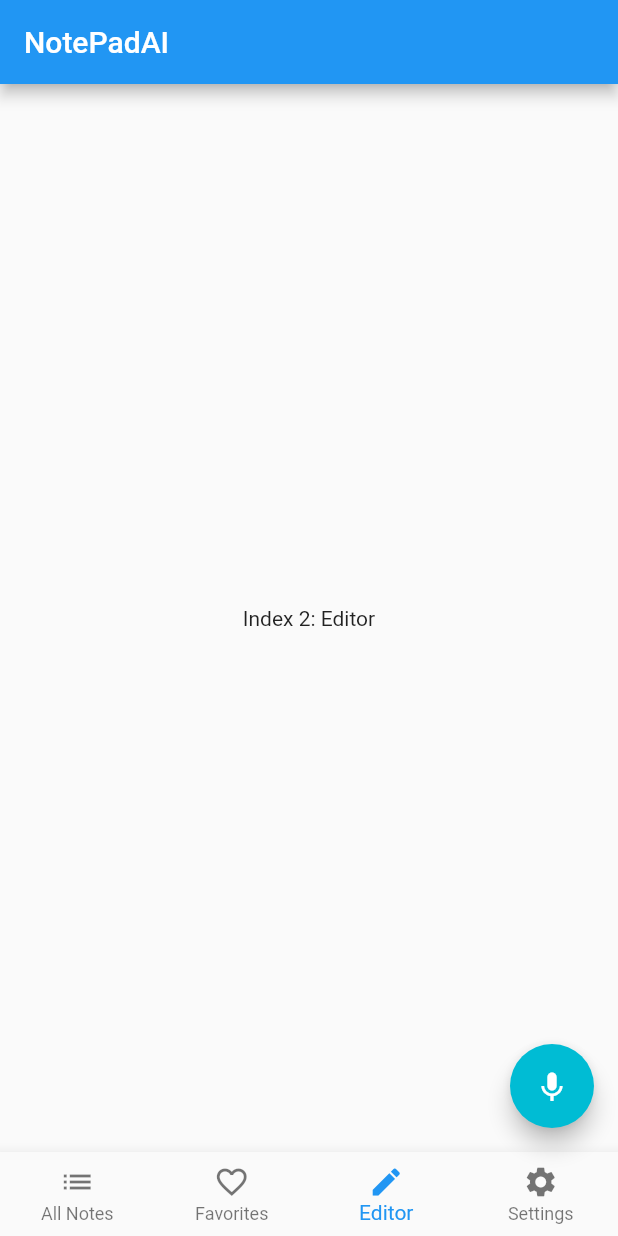
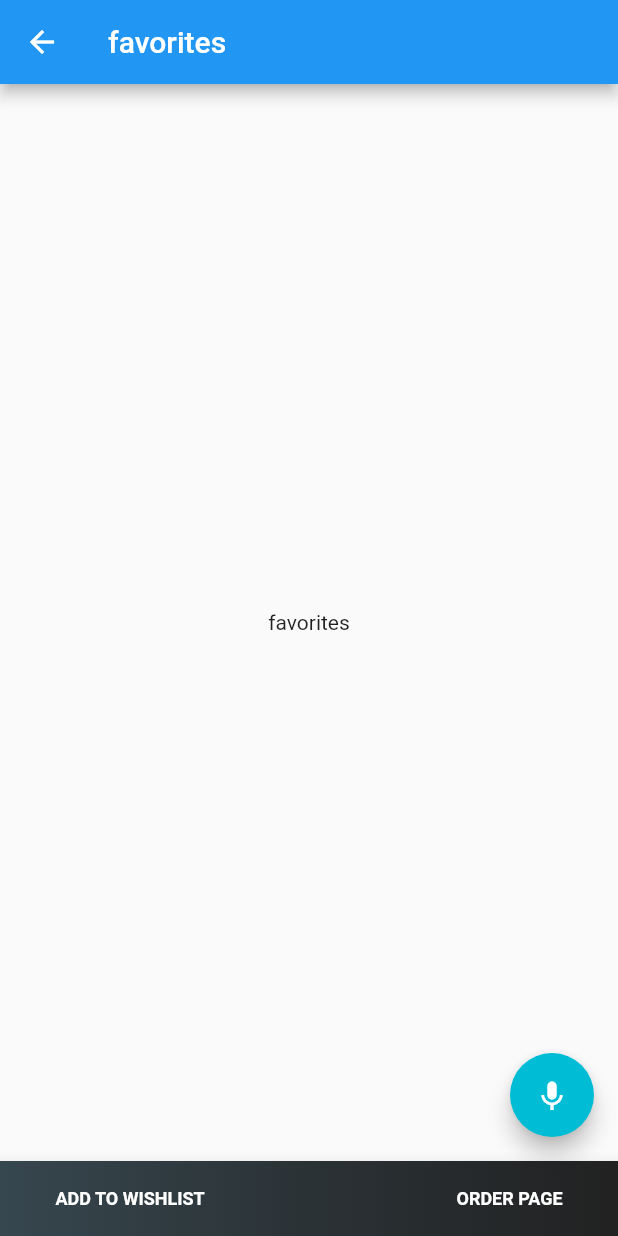
Before and after one commit to amanjaiswal03/notepadai_frontend, a Flutter app: the screen it shows after launch, item 3 of the bottom bar chosen, on a phone screen of 412 x 824 dp. Run offline on Flutter 3.47's test engine with Material 2 defaults, Android fonts, the phone set to English and light mode, and no system bars; missing offline and left inert: grpc, protobuf.

Commit message:
approach to structure app with navigationbar and different routes

```diff
--- a/lib/routes.dart
+++ b/lib/routes.dart
@@ -1,9 +1,11 @@
 import 'package:flutter/material.dart';
 import 'package:notepadai_app/screens/homePage/index.dart';
+import 'package:notepadai_app/screens/favorites/index.dart';
 
 class Routes {
   final routes = <String, WidgetBuilder>{
-    '/': (BuildContext context) => new HomePage()
+    '/': (BuildContext context) => new HomePage(title: "string"),
+    '/favorites': (BuildContext context) => new favorites(title: "favorites")
   };
 
   Routes() {
--- /dev/null
+++ b/lib/screens/favorites/favorites.dart
@@ -0,0 +1,118 @@
+import 'package:flutter/material.dart';
+import 'dart:async';
+import 'package:notepadai_app/main.dart';
+import 'package:notepadai_app/widgets/bottomBar.dart';
+
+class favorites extends StatefulWidget {
+  favorites({Key key, this.title}) : super(key: key);
+  final String title;
+  @override
+  _favoritesState createState() => _favoritesState();
+}
+
+class _favoritesState extends State<favorites> {
+
+  static int _isPressed = 0;
+
+  /* Test purposes only: */
+  static final _floatingButtonState = [
+    Icon(Icons.keyboard_voice),
+    Icon(Icons.stop),
+  ];
+  static final _floatingButtonColor = [
+    MAIN_COLOR,
+    Colors.red,
+  ];
+
+  Icon _buttonIcon = _floatingButtonState[_isPressed];
+  Color _buttonColor = _floatingButtonColor[_isPressed];
+
+  void _streamAudio() {
+    setState(() {
+      _buttonIcon = _floatingButtonState[_isPressed];
+      _buttonColor = _floatingButtonColor[_isPressed];
+      _isPressed = (_isPressed + 1) % 2;
+    });
+
+    StreamController<String> controller = new StreamController();
+    //Stream<String> audioStream = new Stream.fromFuture();
+  }
+
+  Widget myBottomBar() => BottomAppBar(
+    clipBehavior: Clip.antiAlias,
+    shape: CircularNotchedRectangle(),
+    child: Ink(
+      height: 50.0,
+      decoration: new BoxDecoration(
+          gradient: new LinearGradient(colors: [
+            // new Color.fromRGBO(103, 218, 255, 1.0),
+            // new Color.fromRGBO(3, 169, 244, 1.0),
+            // new Color.fromRGBO(0, 122, 193, 1.0),
+            Colors.blueGrey.shade800,
+            Colors.black87,
+          ])),
+      child: new Row(
+        mainAxisAlignment: MainAxisAlignment.spaceAround,
+        crossAxisAlignment: CrossAxisAlignment.center,
+        children: <Widget>[
+          SizedBox(
+            height: double.infinity,
+            child: new InkWell(
+              radius: 10.0,
+              splashColor: Colors.yellow,
+              onTap: () {},
+              child: Center(
+                child: new Text(
+                  "ADD TO WISHLIST",
+                  style: new TextStyle(
+                      fontSize: 12.0,
+                      fontWeight: FontWeight.bold,
+                      color: Colors.white),
+                ),
+              ),
+            ),
+          ),
+          new SizedBox(
+            width: 20.0,
+          ),
+          SizedBox(
+            height: double.infinity,
+            child: new InkWell(
+              onTap: () {},
+              radius: 10.0,
+              splashColor: Colors.yellow,
+              child: Center(
+                child: new Text(
+                  "ORDER PAGE",
+                  style: new TextStyle(
+                      fontSize: 12.0,
+                      fontWeight: FontWeight.bold,
+                      color: Colors.white),
+                ),
+              ),
+            ),
+          ),
+        ],
+      ),
+    ),
+  );
+
+  @override
+  Widget build(BuildContext context) {
+    return Scaffold(
+      appBar: new AppBar(
+        title: Text(widget.title),
+      ),
+      body: Center(
+        child: Text("favorites"),
+      ),
+      bottomNavigationBar: myBottomBar(),
+      floatingActionButton: FloatingActionButton(
+        backgroundColor: _buttonColor,
+        child: _buttonIcon,
+        onPressed: _streamAudio,
+        tooltip: 'Start streaming audio',
+      ),
+    );
+  }
+}
--- /dev/null
+++ b/lib/screens/favorites/index.dart
@@ -0,0 +1 @@
+export 'favorites.dart';
--- a/lib/screens/homePage/homePage.dart
+++ b/lib/screens/homePage/homePage.dart
@@ -1,6 +1,7 @@
 import 'package:flutter/material.dart';
 import 'dart:async';
 import 'package:notepadai_app/main.dart';
+import 'package:notepadai_app/widgets/bottomBar.dart';
 //import 'package:notepadai_app/design elements/DiamondBorder.dart';
 //import 'package:audioplayers/audioplayers.dart';
 //import 'package:audio_recorder/audio_recorder.dart';
@@ -18,16 +19,11 @@ class HomePage extends StatefulWidget {
 
 // Subclass of the HomePage specifying style and interactive elements and putting them in a grid
 class _HomePageState extends State<HomePage> {
+
   static int _isPressed = 0;
 
   int _selectedIndex = 1;
 
-  final _widgetOptions = [
-    Text('Index 0: All Notes'),
-    Text('Index 1: Favorites'),
-    Text('Index 2: Editor'),
-    Text('Index 3: Settings'),
-  ];
 
   /* Test purposes only: */
   static final _floatingButtonState = [
@@ -59,22 +55,12 @@ class _HomePageState extends State<HomePage> {
   Widget build(BuildContext context) {
     return Scaffold(
       appBar: new AppBar(
-        title: new Text('NotePadAI'),
+        title: Text(widget.title),
       ),
       body: Center(
-        child: _widgetOptions.elementAt(_selectedIndex),
+        child: Text('homescreen'),
       ),
-      bottomNavigationBar: BottomNavigationBar(
-        items: <BottomNavigationBarItem>[
-          BottomNavigationBarItem(icon: Icon(Icons.list), title: Text('All Notes')),
-          BottomNavigationBarItem(icon: Icon(Icons.favorite_border), title: Text('Favorites')),
-          BottomNavigationBarItem(icon: Icon(Icons.edit), title: Text('Editor')),
-          BottomNavigationBarItem(icon: Icon(Icons.settings), title: Text('Settings'))
-        ],
-        type: BottomNavigationBarType.fixed,
-        currentIndex: _selectedIndex,
-        onTap: _onItemTapped,
-      ),
+      bottomNavigationBar: new bottomBar(selectedIndex: 0),
       floatingActionButton: FloatingActionButton(
         backgroundColor: _buttonColor,
         child: _buttonIcon,
--- /dev/null
+++ b/lib/widgets/bottomBar.dart
@@ -0,0 +1,45 @@
+import 'package:flutter/material.dart';
+
+class bottomBar extends StatefulWidget {
+  bottomBar({Key key, this.selectedIndex}) : super(key: key);
+
+  final int selectedIndex;
+
+
+  @override
+  _bottomBarState createState() => _bottomBarState();
+}
+
+class _bottomBarState extends State<bottomBar> {
+
+  final snackBar = SnackBar(content: Text('Yay! A SnackBar!'));
+
+  final _widgetOptions = [
+    '/favorites',
+    '/',
+    '/favorites',
+    '/',
+  ];
+
+  @override
+  Widget build(BuildContext context) {
+    return BottomNavigationBar(
+      items: <BottomNavigationBarItem>[
+        BottomNavigationBarItem(icon: Icon(Icons.list), title: Text('All Notes')),
+        BottomNavigationBarItem(icon: Icon(Icons.favorite_border), title: Text('Favorites')),
+        BottomNavigationBarItem(icon: Icon(Icons.edit), title: Text('Editor')),
+        BottomNavigationBarItem(icon: Icon(Icons.settings), title: Text('Settings'))
+      ],
+      type: BottomNavigationBarType.fixed,
+      currentIndex: widget.selectedIndex,
+      onTap: _onItemTapped,
+    );
+  }
+
+  void _onItemTapped(int index) {
+    setState(() {
+      // change the screen by call a route
+      Navigator.pushNamed(context, _widgetOptions.elementAt(index));
+    });
+  }
+}
```
